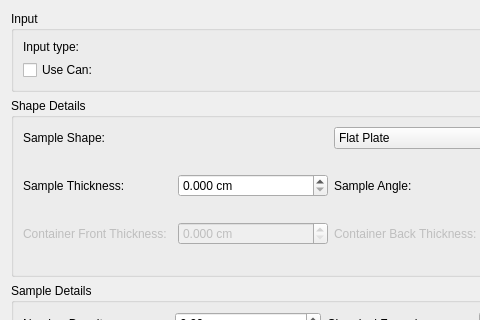
Before: the Qt Designer form MantidQt/CustomInterfaces/inc/MantidQtCustomInterfaces/Indirect/CalculatePaalmanPings.ui in mantidproject/mantid, drawn with Qt 5; both pictures show x 0 to 480 and y 0 to 320 of the 661 by 497 pixel window.
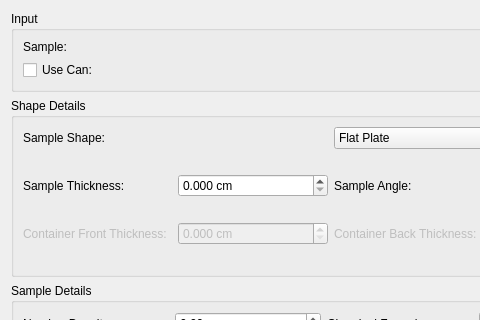
After: the same form once the commit is applied. Custom widgets are drawn as their Qt base class.

Commit message:
Rename input field to sample
Refs #13970

```diff
--- a/MantidQt/CustomInterfaces/inc/MantidQtCustomInterfaces/Indirect/CalculatePaalmanPings.ui
+++ b/MantidQt/CustomInterfaces/inc/MantidQtCustomInterfaces/Indirect/CalculatePaalmanPings.ui
@@ -89,7 +89,7 @@
       <item row="0" column="0">
        <widget class="QLabel" name="lbInputType">
         <property name="text">
-         <string>Input type:</string>
+         <string>Sample:</string>
         </property>
        </widget>
       </item>
```
